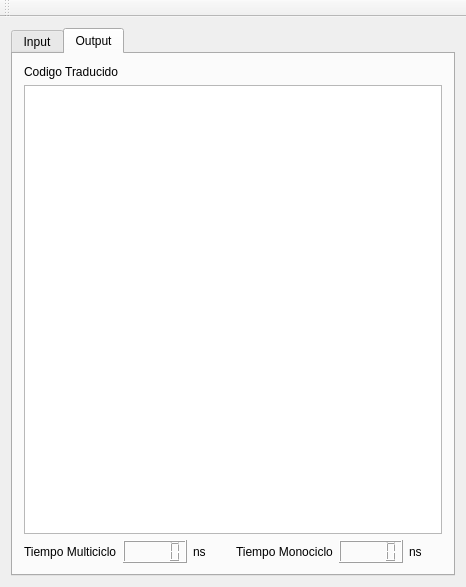
The window that assemblymetrics/guiarqui2.ui (Sirquini/tareas-arqui2) describes before a commit, drawn with Qt 5.
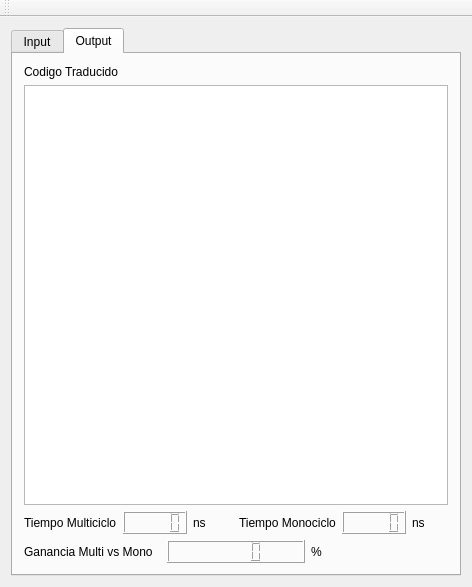
The same window after the commit. The open tabs and pages were chosen to show the change.

The edit to the form file:
```diff
--- a/assemblymetrics/guiarqui2.ui
+++ b/assemblymetrics/guiarqui2.ui
@@ -6,7 +6,7 @@
    <rect>
     <x>0</x>
     <y>0</y>
-    <width>466</width>
+    <width>472</width>
     <height>587</height>
    </rect>
   </property>
@@ -182,7 +182,11 @@
              </widget>
             </item>
             <item>
-             <widget class="QLCDNumber" name="Multidsp"/>
+             <widget class="QLCDNumber" name="Multidsp">
+              <property name="autoFillBackground">
+               <bool>false</bool>
+              </property>
+             </widget>
             </item>
             <item>
              <widget class="QLabel" name="label_9">
@@ -216,6 +220,27 @@
           </item>
          </layout>
         </item>
+        <item>
+         <layout class="QHBoxLayout" name="horizontalLayout_7">
+          <item>
+           <widget class="QLabel" name="label_11">
+            <property name="text">
+             <string>Ganancia Multi vs Mono</string>
+            </property>
+           </widget>
+          </item>
+          <item>
+           <widget class="QLCDNumber" name="Gananciamm"/>
+          </item>
+          <item>
+           <widget class="QLabel" name="label_12">
+            <property name="text">
+             <string>%</string>
+            </property>
+           </widget>
+          </item>
+         </layout>
+        </item>
        </layout>
       </widget>
      </widget>
```
